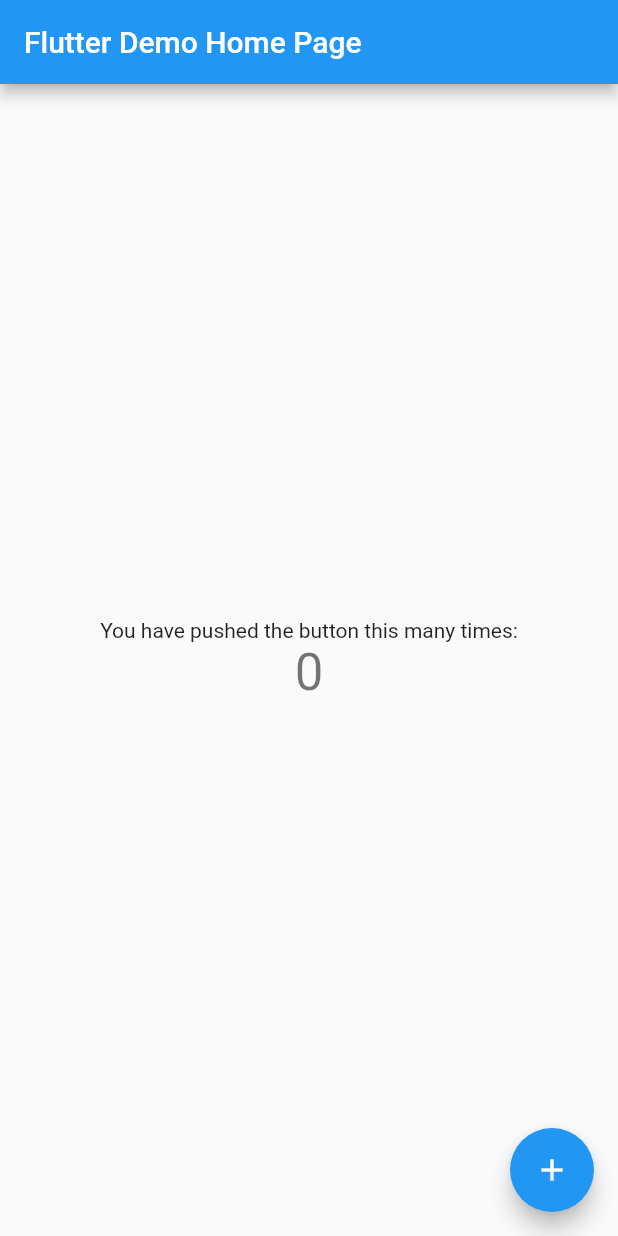
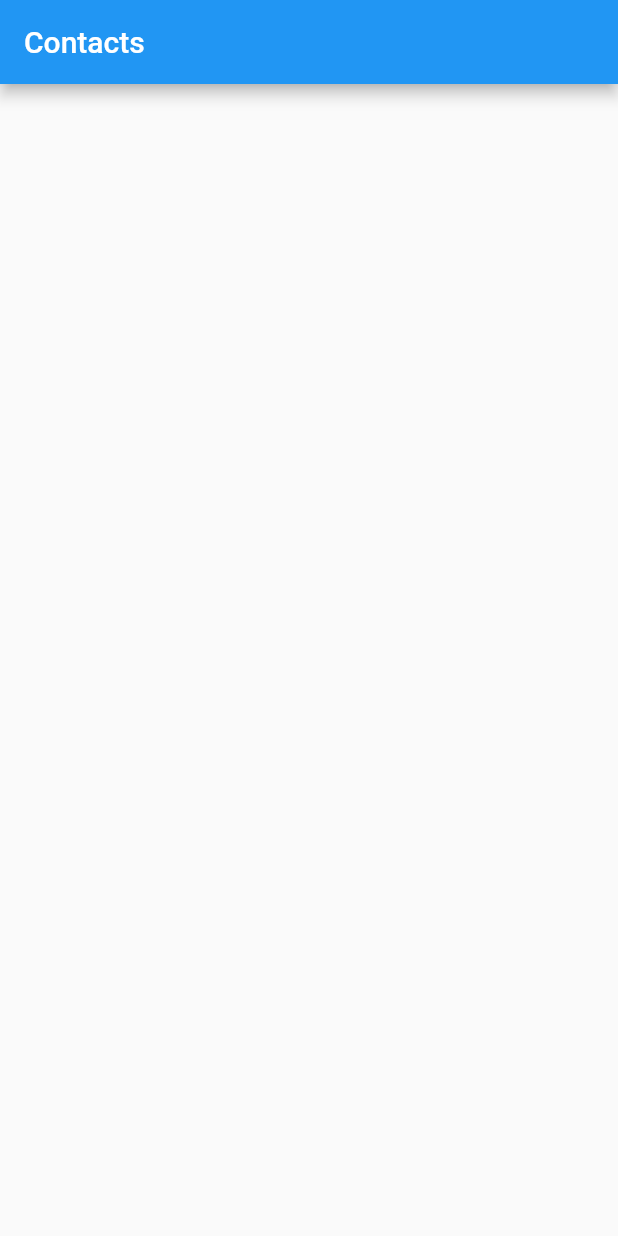
Before and after one commit to raghumina/Flutter_Contact_App, a Flutter app: the screen it shows after launch, on a phone screen of 412 x 824 dp. Run offline on Flutter 3.47's test engine with Material 2 defaults, Android fonts, the phone set to English and light mode, and no system bars.

Commit message:
writing script for front page of app

```diff
--- a/contact_app/lib/main.dart
+++ b/contact_app/lib/main.dart
@@ -1,115 +1,28 @@
 import 'package:flutter/material.dart';
 
-void main() {
-  runApp(const MyApp());
-}
+void main() => runApp(MyApp());
 
 class MyApp extends StatelessWidget {
-  const MyApp({super.key});
-
   // This widget is the root of your application.
   @override
   Widget build(BuildContext context) {
     return MaterialApp(
       title: 'Flutter Demo',
       theme: ThemeData(
-        // This is the theme of your application.
-        //
-        // Try running your application with "flutter run". You'll see the
-        // application has a blue toolbar. Then, without quitting the app, try
-        // changing the primarySwatch below to Colors.green and then invoke
-        // "hot reload" (press "r" in the console where you ran "flutter run",
-        // or simply save your changes to "hot reload" in a Flutter IDE).
-        // Notice that the counter didn't reset back to zero; the application
-        // is not restarted.
         primarySwatch: Colors.blue,
       ),
-      home: const MyHomePage(title: 'Flutter Demo Home Page'),
+      home: ContactsListPage(),
     );
   }
 }
 
-class MyHomePage extends StatefulWidget {
-  const MyHomePage({super.key, required this.title});
-
-  // This widget is the home page of your application. It is stateful, meaning
-  // that it has a State object (defined below) that contains fields that affect
-  // how it looks.
-
-  // This class is the configuration for the state. It holds the values (in this
-  // case the title) provided by the parent (in this case the App widget) and
-  // used by the build method of the State. Fields in a Widget subclass are
-  // always marked "final".
-
-  final String title;
-
-  @override
-  State<MyHomePage> createState() => _MyHomePageState();
-}
-
-class _MyHomePageState extends State<MyHomePage> {
-  int _counter = 0;
-
-  void _incrementCounter() {
-    setState(() {
-      // This call to setState tells the Flutter framework that something has
-      // changed in this State, which causes it to rerun the build method below
-      // so that the display can reflect the updated values. If we changed
-      // _counter without calling setState(), then the build method would not be
-      // called again, and so nothing would appear to happen.
-      _counter++;
-    });
-  }
-
+class ContactsListPage extends StatelessWidget {
   @override
   Widget build(BuildContext context) {
-    // This method is rerun every time setState is called, for instance as done
-    // by the _incrementCounter method above.
-    //
-    // The Flutter framework has been optimized to make rerunning build methods
-    // fast, so that you can just rebuild anything that needs updating rather
-    // than having to individually change instances of widgets.
     return Scaffold(
       appBar: AppBar(
-        // Here we take the value from the MyHomePage object that was created by
-        // the App.build method, and use it to set our appbar title.
-        title: Text(widget.title),
+        title: Text('Contacts'),
       ),
-      body: Center(
-        // Center is a layout widget. It takes a single child and positions it
-        // in the middle of the parent.
-        child: Column(
-          // Column is also a layout widget. It takes a list of children and
-          // arranges them vertically. By default, it sizes itself to fit its
-          // children horizontally, and tries to be as tall as its parent.
-          //
-          // Invoke "debug painting" (press "p" in the console, choose the
-          // "Toggle Debug Paint" action from the Flutter Inspector in Android
-          // Studio, or the "Toggle Debug Paint" command in Visual Studio Code)
-          // to see the wireframe for each widget.
-          //
-          // Column has various properties to control how it sizes itself and
-          // how it positions its children. Here we use mainAxisAlignment to
-          // center the children vertically; the main axis here is the vertical
-          // axis because Columns are vertical (the cross axis would be
-          // horizontal).
-          mainAxisAlignment: MainAxisAlignment.center,
-          children: <Widget>[
-            const Text(
-              'You have pushed the button this many times:',
-            ),
-            Text(
-              '$_counter',
-              style: Theme.of(context).textTheme.headline4,
-            ),
-          ],
-        ),
-      ),
-      floatingActionButton: FloatingActionButton(
-        onPressed: _incrementCounter,
-        tooltip: 'Increment',
-        child: const Icon(Icons.add),
-      ), // This trailing comma makes auto-formatting nicer for build methods.
     );
   }
 }
```
